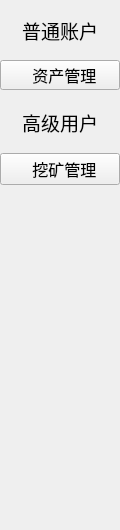
HcashOrg/hx-indicator, file functionBar/FunctionAccountWidget.ui: the form before one commit.
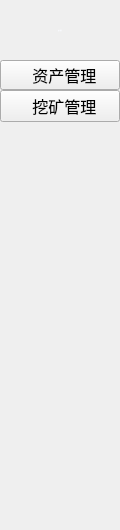
The form after the commit.

```diff
--- a/functionBar/FunctionAccountWidget.ui
+++ b/functionBar/FunctionAccountWidget.ui
@@ -37,32 +37,19 @@
    </property>
    <property name="font">
     <font>
-     <pointsize>14</pointsize>
+     <family>微软雅黑</family>
+     <pointsize>-1</pointsize>
+     <weight>50</weight>
+     <italic>false</italic>
+     <bold>false</bold>
     </font>
    </property>
-   <property name="text">
-    <string>普通账户</string>
+   <property name="styleSheet">
+    <string notr="true">color: rgb(248, 249, 253);
+font: 16px &quot;微软雅黑&quot;;</string>
    </property>
-   <property name="alignment">
-    <set>Qt::AlignCenter</set>
-   </property>
-  </widget>
-  <widget class="QLabel" name="label_advance">
-   <property name="geometry">
-    <rect>
-     <x>0</x>
-     <y>92</y>
-     <width>120</width>
-     <height>60</height>
-    </rect>
-   </property>
-   <property name="font">
-    <font>
-     <pointsize>14</pointsize>
-    </font>
-   </property>
    <property name="text">
-    <string>高级用户</string>
+    <string>账户管理</string>
    </property>
    <property name="alignment">
     <set>Qt::AlignCenter</set>
@@ -90,7 +77,7 @@
    <property name="geometry">
     <rect>
      <x>0</x>
-     <y>153</y>
+     <y>90</y>
      <width>120</width>
      <height>32</height>
     </rect>
```
